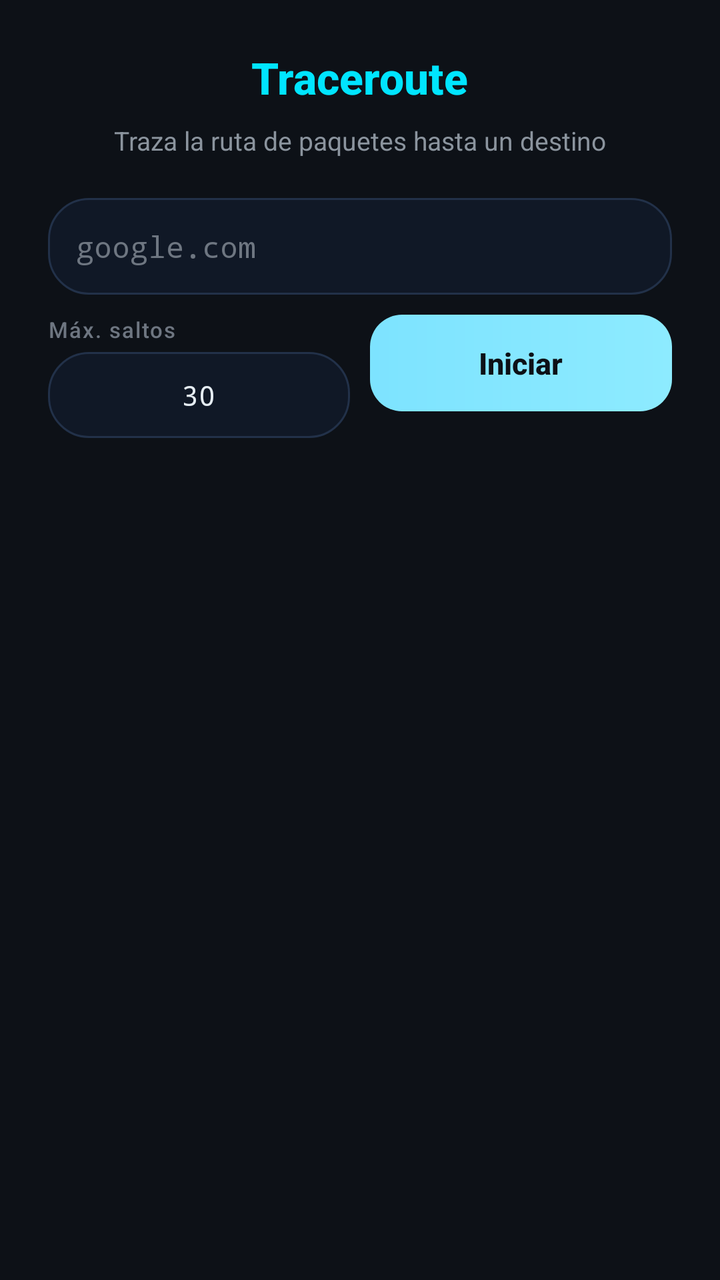
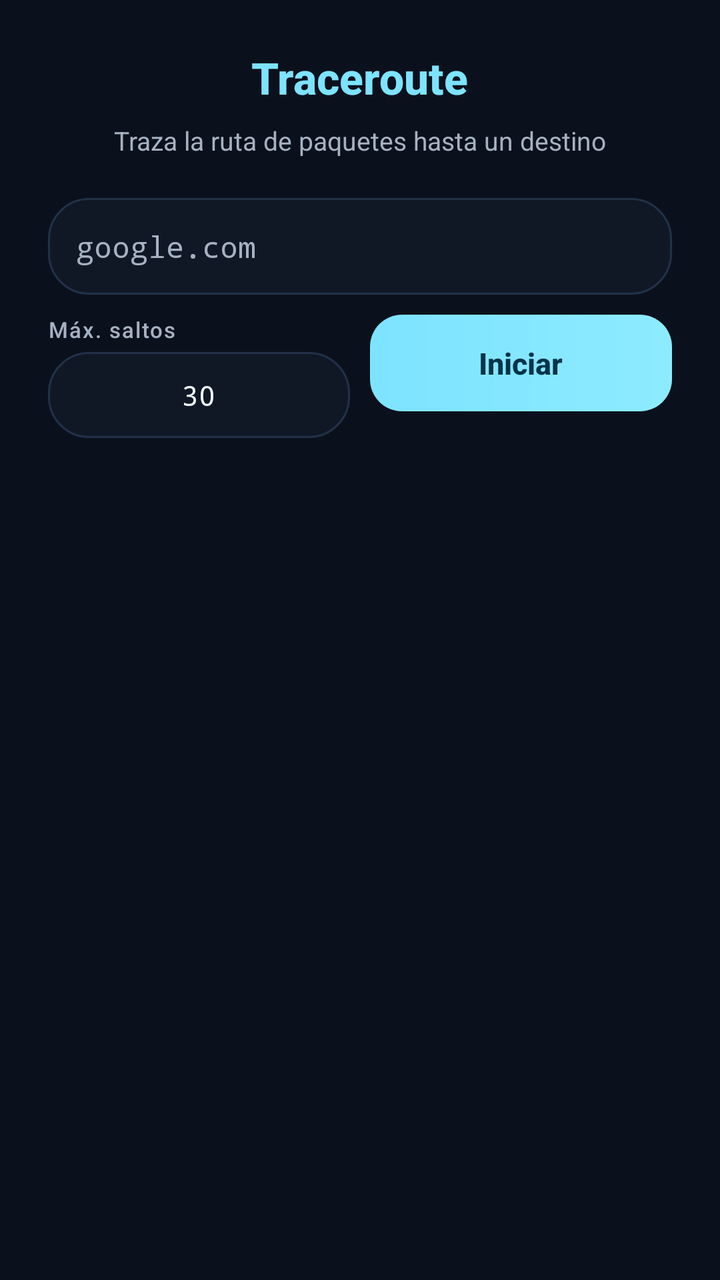

The first picture is an Android layout as it rendered before a commit; the second is the same layout after the commit. The layout source and the unified diff follow.
<!-- AndroidManifest.xml: application theme Theme.WScanner -->
<!-- res/layout/tool_traceroute.xml -->
<?xml version="1.0" encoding="utf-8"?>
<LinearLayout xmlns:android="http://schemas.android.com/apk/res/android"
    android:layout_width="match_parent"
    android:layout_height="match_parent"
    android:orientation="vertical"
    android:background="#0D1117">

    
    <LinearLayout
        android:layout_width="match_parent"
        android:layout_height="wrap_content"
        android:orientation="vertical"
        android:padding="24dp"
        android:gravity="center_horizontal">

        <TextView
            android:layout_width="wrap_content"
            android:layout_height="wrap_content"
            android:text="@string/traceroute_title"
            android:textColor="#FF00E5FF"
            android:textSize="22sp"
            android:textStyle="bold"
            android:fontFamily="sans-serif-medium"
            android:layout_marginBottom="8dp" />

        <TextView
            android:layout_width="wrap_content"
            android:layout_height="wrap_content"
            android:text="Traza la ruta de paquetes hasta un destino"
            android:textColor="#FF8B949E"
            android:textSize="13sp"
            android:layout_marginBottom="20dp" />

        
        <EditText
            android:id="@+id/editTraceHost"
            android:layout_width="match_parent"
            android:layout_height="wrap_content"
            android:hint="@string/traceroute_host_hint"
            android:textColor="#FFE6EDF3"
            android:textColorHint="#FF6E7681"
            android:textSize="15sp"
            android:fontFamily="monospace"
            android:background="@drawable/card_bg_about"
            android:padding="14dp"
            android:singleLine="true"
            android:inputType="textUri"
            android:layout_marginBottom="10dp" />

        
        <LinearLayout
            android:layout_width="match_parent"
            android:layout_height="wrap_content"
            android:orientation="horizontal"
            android:layout_marginBottom="14dp">

            <LinearLayout
                android:layout_width="0dp"
                android:layout_height="wrap_content"
                android:layout_weight="1"
                android:orientation="vertical"
                android:layout_marginEnd="10dp">

                <TextView
                    android:layout_width="wrap_content"
                    android:layout_height="wrap_content"
                    android:text="@string/traceroute_max_hops"
                    android:textColor="#FF6E7681"
                    android:textSize="11sp"
                    android:fontFamily="sans-serif-medium"
                    android:letterSpacing="0.06"
                    android:layout_marginBottom="4dp" />

                <EditText
                    android:id="@+id/editMaxHops"
                    android:layout_width="match_parent"
                    android:layout_height="wrap_content"
                    android:text="30"
                    android:textColor="#FFE6EDF3"
                    android:textSize="14sp"
                    android:fontFamily="monospace"
                    android:background="@drawable/card_bg_about"
                    android:padding="12dp"
                    android:singleLine="true"
                    android:inputType="number"
                    android:gravity="center" />
            </LinearLayout>

            <TextView
                android:id="@+id/btnStartTrace"
                android:layout_width="0dp"
                android:layout_height="wrap_content"
                android:layout_weight="1"
                android:text="@string/traceroute_start"
                android:textColor="#FF0D1117"
                android:textSize="15sp"
                android:textStyle="bold"
                android:fontFamily="sans-serif-medium"
                android:gravity="center"
                android:padding="14dp"
                android:background="@drawable/badge_online"
                android:clickable="true"
                android:focusable="true" />
        </LinearLayout>

        
        <ProgressBar
            android:id="@+id/traceProgress"
            style="?android:attr/progressBarStyleHorizontal"
            android:layout_width="match_parent"
            android:layout_height="3dp"
            android:visibility="gone"
            android:progressTint="#FF00E5FF"
            android:progressBackgroundTint="#FF21262D"
            android:layout_marginBottom="6dp" />

        
        <TextView
            android:id="@+id/txtTraceDone"
            android:layout_width="wrap_content"
            android:layout_height="wrap_content"
            android:textColor="#FF3FB950"
            android:textSize="13sp"
            android:visibility="gone" />
    </LinearLayout>

    
    <ScrollView
        android:layout_width="match_parent"
        android:layout_height="0dp"
        android:layout_weight="1"
        android:paddingHorizontal="24dp">

        <LinearLayout
            android:id="@+id/traceResultsList"
            android:layout_width="match_parent"
            android:layout_height="wrap_content"
            android:orientation="vertical"
            android:paddingBottom="24dp" />
    </ScrollView>

</LinearLayout>
<!-- resources referenced by this layout -->
<resources>
  <string name="traceroute_host_hint">google.com</string>
  <string name="traceroute_max_hops">Máx. saltos</string>
  <string name="traceroute_start">Iniciar</string>
  <string name="traceroute_title">Traceroute</string>
  <style name="Theme.WScanner" parent="Base.Theme.WScanner" />
  <color name="accent_primary">@color/md_primary</color>
  <color name="accent_light">@color/brand_cyan_light</color>
  <color name="bg_card">@color/md_surface_container</color>
  <color name="border_subtle">@color/md_outline_variant</color>
  <color name="md_primary">#FF7DE3FF</color>
  <color name="brand_cyan_light">#FF8DEBFF</color>
  <color name="md_surface_container">#FF101826</color>
  <color name="md_outline_variant">#FF223149</color>
  <color name="md_on_primary">#FF00344A</color>
  <color name="md_primary_container">#FF004D6B</color>
  <color name="md_on_primary_container">#FFC6EEFF</color>
  <color name="md_secondary">#FF9CD3E8</color>
  <color name="md_on_secondary">#FF00344A</color>
  <color name="md_secondary_container">#FF1F4A5E</color>
  <color name="md_on_secondary_container">#FFCFECFF</color>
  <color name="md_tertiary">#FFB4C7FF</color>
  <color name="md_on_tertiary">#FF1B2E60</color>
  <color name="md_tertiary_container">#FF334578</color>
  <color name="md_on_tertiary_container">#FFDBE2FF</color>
  <color name="md_error">#FFFFB4AB</color>
  <color name="md_on_error">#FF690005</color>
  <color name="md_error_container">#FF93000A</color>
  <color name="md_on_error_container">#FFFFDAD6</color>
  <color name="md_background">#FF070B12</color>
  <color name="md_on_background">#FFF3F7FC</color>
  <color name="md_surface">#FF0B111C</color>
  <color name="md_on_surface">#FFF3F7FC</color>
  <color name="md_on_surface_variant">#FFA6B2C2</color>
  <color name="md_surface_container_lowest">#FF05090F</color>
  <color name="md_surface_container_low">#FF0B111C</color>
  <color name="md_surface_container_high">#FF162235</color>
  <color name="md_surface_container_highest">#FF1B2A40</color>
  <color name="md_outline">#FF445468</color>
  <style name="ShapeAppearance.WScanner.ExtraSmall" parent="ShapeAppearance.Material3.Corner.ExtraSmall">
          <item name="cornerSize">4dp</item>
      </style>
  <style name="ShapeAppearance.WScanner.Small" parent="ShapeAppearance.Material3.Corner.Small">
          <item name="cornerSize">10dp</item>
      </style>
  <style name="ShapeAppearance.WScanner.Medium" parent="ShapeAppearance.Material3.Corner.Medium">
          <item name="cornerSize">16dp</item>
      </style>
  <style name="ShapeAppearance.WScanner.Large" parent="ShapeAppearance.Material3.Corner.Large">
          <item name="cornerSize">20dp</item>
      </style>
  <style name="ShapeAppearance.WScanner.ExtraLarge" parent="ShapeAppearance.Material3.Corner.ExtraLarge">
          <item name="cornerSize">28dp</item>
      </style>
  <style name="TextAppearance.WScanner.TitleMedium" parent="TextAppearance.Material3.TitleMedium">
          <item name="android:textColor">?attr/colorOnSurface</item>
      </style>
  <style name="TextAppearance.WScanner.BodyLarge" parent="TextAppearance.Material3.BodyLarge">
          <item name="android:textColor">?attr/colorOnSurface</item>
      </style>
  <style name="TextAppearance.WScanner.BodyMedium" parent="TextAppearance.Material3.BodyMedium">
          <item name="android:textColor">?attr/colorOnSurfaceVariant</item>
      </style>
  <style name="TextAppearance.WScanner.LabelMedium" parent="TextAppearance.Material3.LabelMedium">
          <item name="android:textColor">?attr/colorOnSurfaceVariant</item>
      </style>
  <style name="Widget.WScanner.Fab" parent="Widget.Material3.FloatingActionButton.Primary" />
  <style name="ThemeOverlay.WScanner.BottomSheet" parent="ThemeOverlay.Material3.BottomSheetDialog">
          <item name="bottomSheetStyle">@style/Widget.WScanner.BottomSheet</item>
      </style>
  <!-- unchanged entries left out for length: 10 -->
</resources>

<!-- the commit's change to res/layout/tool_traceroute.xml (unified diff, before → after) -->
@@ -3,7 +3,7 @@
     android:layout_width="match_parent"
     android:layout_height="match_parent"
     android:orientation="vertical"
-    android:background="#0D1117">
+    android:background="?attr/colorSurface">
 
     
     <LinearLayout
@@ -17,7 +17,7 @@
             android:layout_width="wrap_content"
             android:layout_height="wrap_content"
             android:text="@string/traceroute_title"
-            android:textColor="#FF00E5FF"
+            android:textColor="?attr/colorPrimary"
             android:textSize="22sp"
             android:textStyle="bold"
             android:fontFamily="sans-serif-medium"
@@ -27,7 +27,7 @@
             android:layout_width="wrap_content"
             android:layout_height="wrap_content"
             android:text="Traza la ruta de paquetes hasta un destino"
-            android:textColor="#FF8B949E"
+            android:textColor="?attr/colorOnSurfaceVariant"
             android:textSize="13sp"
             android:layout_marginBottom="20dp" />
 
@@ -37,8 +37,8 @@
             android:layout_width="match_parent"
             android:layout_height="wrap_content"
             android:hint="@string/traceroute_host_hint"
-            android:textColor="#FFE6EDF3"
-            android:textColorHint="#FF6E7681"
+            android:textColor="?attr/colorOnSurface"
+            android:textColorHint="?attr/colorOnSurfaceVariant"
             android:textSize="15sp"
             android:fontFamily="monospace"
             android:background="@drawable/card_bg_about"
@@ -65,7 +65,7 @@
                     android:layout_width="wrap_content"
                     android:layout_height="wrap_content"
                     android:text="@string/traceroute_max_hops"
-                    android:textColor="#FF6E7681"
+                    android:textColor="?attr/colorOnSurfaceVariant"
                     android:textSize="11sp"
                     android:fontFamily="sans-serif-medium"
                     android:letterSpacing="0.06"
@@ -76,7 +76,7 @@
                     android:layout_width="match_parent"
                     android:layout_height="wrap_content"
                     android:text="30"
-                    android:textColor="#FFE6EDF3"
+                    android:textColor="?attr/colorOnSurface"
                     android:textSize="14sp"
                     android:fontFamily="monospace"
                     android:background="@drawable/card_bg_about"
@@ -92,7 +92,7 @@
                 android:layout_height="wrap_content"
                 android:layout_weight="1"
                 android:text="@string/traceroute_start"
-                android:textColor="#FF0D1117"
+                android:textColor="?attr/colorOnPrimary"
                 android:textSize="15sp"
                 android:textStyle="bold"
                 android:fontFamily="sans-serif-medium"
@@ -110,8 +110,8 @@
             android:layout_width="match_parent"
             android:layout_height="3dp"
             android:visibility="gone"
-            android:progressTint="#FF00E5FF"
-            android:progressBackgroundTint="#FF21262D"
+            android:progressTint="?attr/colorPrimary"
+            android:progressBackgroundTint="?attr/colorSurfaceVariant"
             android:layout_marginBottom="6dp" />
 
         
@@ -119,7 +119,7 @@
             android:id="@+id/txtTraceDone"
             android:layout_width="wrap_content"
             android:layout_height="wrap_content"
-            android:textColor="#FF3FB950"
+            android:textColor="@color/status_online"
             android:textSize="13sp"
             android:visibility="gone" />
     </LinearLayout>
<!-- resource entries referenced after the edit -->
@@ -1,5 +1,6 @@
 <!-- resources referenced by this layout -->
 <resources>
+  <color name="status_online">#FF4ADE80</color>
   <string name="traceroute_host_hint">google.com</string>
   <string name="traceroute_max_hops">Máx. saltos</string>
   <string name="traceroute_start">Iniciar</string>
